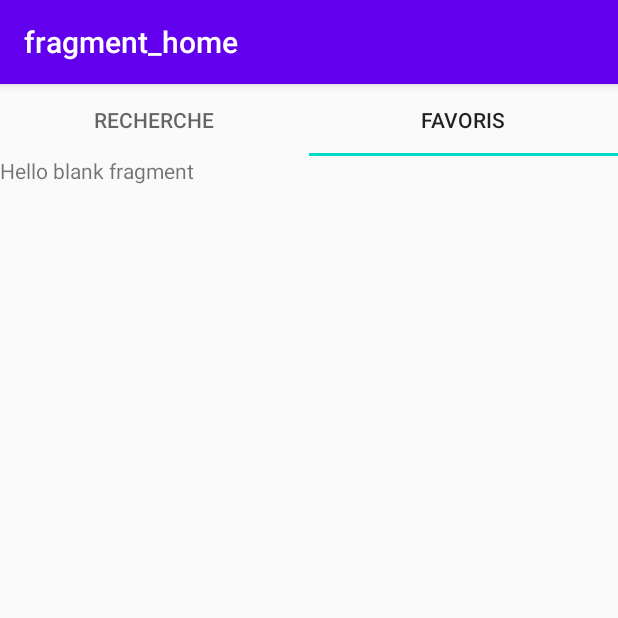
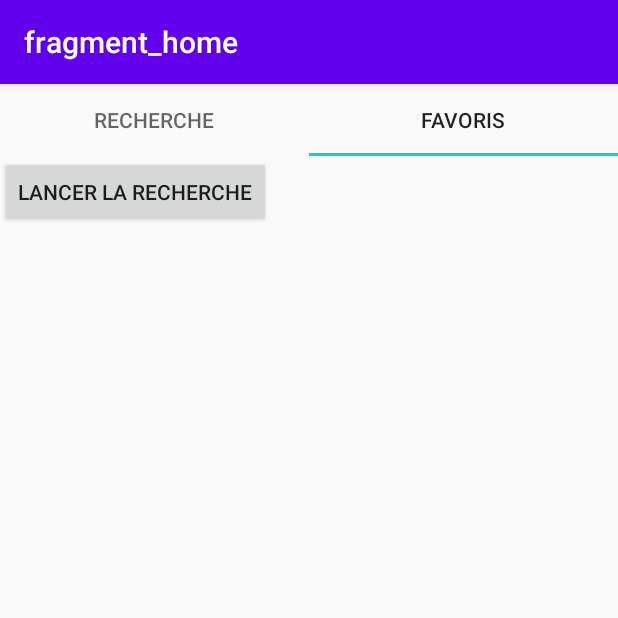
Before and after one commit to AymericLeFeyer/TAC, an Android app: the screen it shows after launch (MainActivity), tab 2 chosen, on a phone screen of 412 x 824 dp, the top half of it. Run offline under Robolectric (Android 15) with nearby library versions, the phone set to English and light mode, and no system bars; our stand-ins replace navigation-ui; libraries missing offline, so code that uses them is left out: io.realm; pictures from the network do not load; 3 statements that could not run were skipped.

Commit message:
problem found

```diff
--- a/Listify/app/src/main/java/fr/leftac/listify/view/FavoritesFragment.java
+++ b/Listify/app/src/main/java/fr/leftac/listify/view/FavoritesFragment.java
@@ -7,9 +7,11 @@ import androidx.fragment.app.Fragment;
 import android.view.LayoutInflater;
 import android.view.View;
 import android.view.ViewGroup;
+import android.widget.Button;
 
 import fr.leftac.listify.R;
 import fr.leftac.listify.controller.Controller;
+import fr.leftac.listify.model.api.TokenManager;
 import fr.leftac.listify.model.pojo.Album;
 import fr.leftac.listify.model.pojo.Artist;
 import fr.leftac.listify.model.pojo.Track;
@@ -18,26 +20,33 @@ import io.realm.Realm;
 public class FavoritesFragment extends Fragment implements Controller.TrackCallbackListener {
 
     Controller controller;
+    Button button;
 
 
     public FavoritesFragment() {
         // Required empty public constructor
     }
 
-
     @Override
     public void onCreate(Bundle savedInstanceState) {
         super.onCreate(savedInstanceState);
 
-        controller = new Controller(this);
-        controller.searchTracks("Orelsan");
     }
 
     @Override
     public View onCreateView(LayoutInflater inflater, ViewGroup container,
                              Bundle savedInstanceState) {
+
+        controller = new Controller(this);
+
         // Inflate the layout for this fragment
-        return inflater.inflate(R.layout.fragment_favorites, container, false);
+        View view = inflater.inflate(R.layout.fragment_favorites, container, false);
+
+        button = (Button) view.findViewById(R.id.button);
+        button.setOnClickListener(v -> {
+            controller.searchTracks("Orelsan");
+        });
+        return view;
     }
 
     @Override
--- a/Listify/app/src/main/res/layout/fragment_favorites.xml
+++ b/Listify/app/src/main/res/layout/fragment_favorites.xml
@@ -6,9 +6,11 @@
     tools:context=".view.FavoritesFragment">
 
     <!-- TODO: Update blank fragment layout -->
-    <TextView
-        android:layout_width="match_parent"
-        android:layout_height="match_parent"
-        android:text="@string/hello_blank_fragment" />
+
+    <Button
+        android:id="@+id/button"
+        android:layout_width="wrap_content"
+        android:layout_height="wrap_content"
+        android:text="lancer la recherche" />
 
 </FrameLayout>
--- a/Listify/build.gradle
+++ b/Listify/build.gradle
@@ -5,7 +5,7 @@ buildscript {
         jcenter()
     }
     dependencies {
-        classpath 'com.android.tools.build:gradle:4.1.1'
+        classpath 'com.android.tools.build:gradle:4.0.2'
         classpath "io.realm:realm-gradle-plugin:10.0.1"
 
         // NOTE: Do not place your application dependencies here; they belong
```
